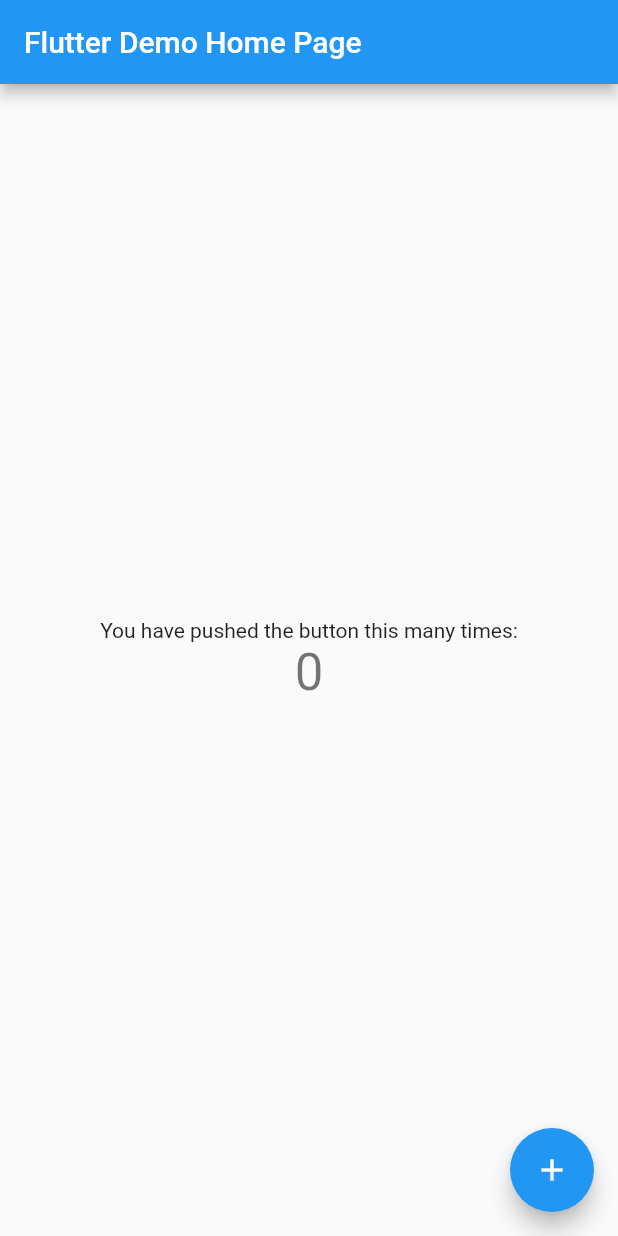
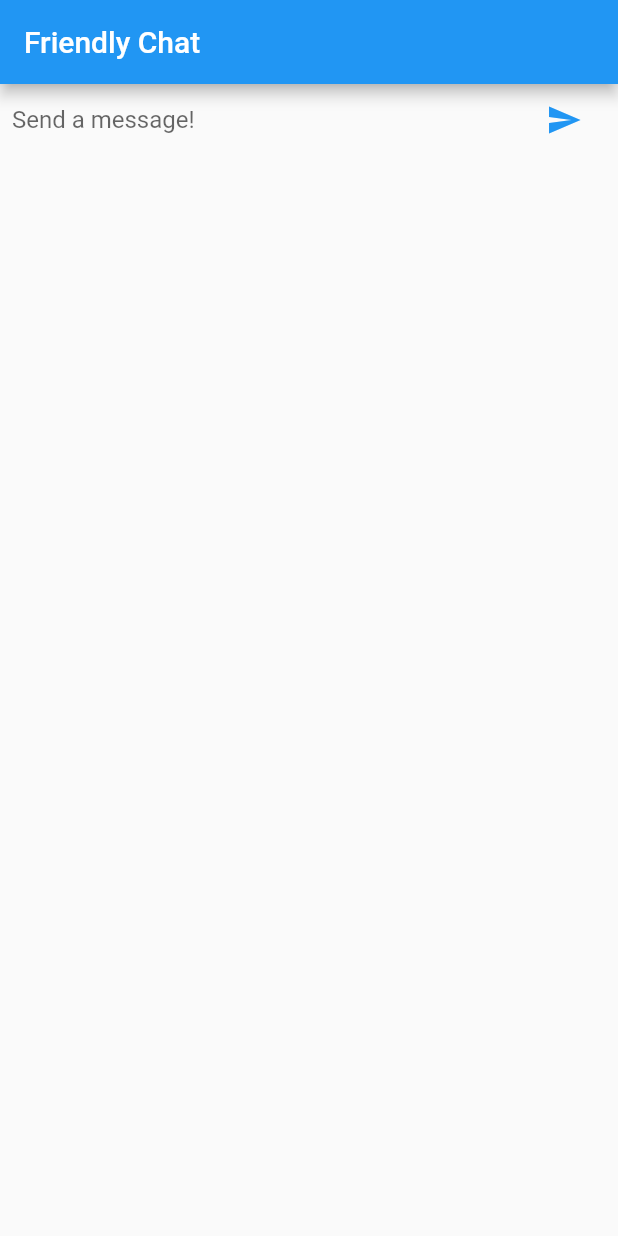
Before and after one commit to Wissa-Azmy/FriendlyChat, a Flutter app: the screen it shows after launch, on a phone screen of 412 x 824 dp. Run offline on Flutter 3.47's test engine with Material 2 defaults, Android fonts, the phone set to English and light mode, and no system bars.

Commit message:
Add TextField and Send button

```diff
--- a/lib/main.dart
+++ b/lib/main.dart
@@ -1,111 +1,65 @@
 import 'package:flutter/material.dart';
 
-void main() => runApp(MyApp());
+void main() => runApp(FriendlyChat());
 
-class MyApp extends StatelessWidget {
-  // This widget is the root of your application.
+class FriendlyChat extends StatelessWidget {
   @override
   Widget build(BuildContext context) {
+    // TODO: implement build
     return MaterialApp(
-      title: 'Flutter Demo',
-      theme: ThemeData(
-        // This is the theme of your application.
-        //
-        // Try running your application with "flutter run". You'll see the
-        // application has a blue toolbar. Then, without quitting the app, try
-        // changing the primarySwatch below to Colors.green and then invoke
-        // "hot reload" (press "r" in the console where you ran "flutter run",
-        // or simply save your changes to "hot reload" in a Flutter IDE).
-        // Notice that the counter didn't reset back to zero; the application
-        // is not restarted.
-        primarySwatch: Colors.blue,
-      ),
-      home: MyHomePage(title: 'Flutter Demo Home Page'),
+      title: "Friendly Chat",
+      home: ChatScreen()
     );
   }
 }
 
-class MyHomePage extends StatefulWidget {
-  MyHomePage({Key key, this.title}) : super(key: key);
-
-  // This widget is the home page of your application. It is stateful, meaning
-  // that it has a State object (defined below) that contains fields that affect
-  // how it looks.
-
-  // This class is the configuration for the state. It holds the values (in this
-  // case the title) provided by the parent (in this case the App widget) and
-  // used by the build method of the State. Fields in a Widget subclass are
-  // always marked "final".
-
-  final String title;
-
+class ChatScreen extends StatefulWidget {
   @override
-  _MyHomePageState createState() => _MyHomePageState();
+  State<StatefulWidget> createState() => ChatScreenState();
 }
 
-class _MyHomePageState extends State<MyHomePage> {
-  int _counter = 0;
+class ChatScreenState extends State<ChatScreen> {
+  final _textFieldController = TextEditingController();
 
-  void _incrementCounter() {
-    setState(() {
-      // This call to setState tells the Flutter framework that something has
-      // changed in this State, which causes it to rerun the build method below
-      // so that the display can reflect the updated values. If we changed
-      // _counter without calling setState(), then the build method would not be
-      // called again, and so nothing would appear to happen.
-      _counter++;
-    });
+  _handleSubmission(String text){
+    _textFieldController.clear();
+  }
+
+  _buildTextFieldComposer() {
+    return IconTheme(
+      data: IconThemeData(color: Theme.of(context).accentColor),
+      child: Container(
+        margin: EdgeInsets.symmetric(horizontal: 8.0),
+        child: Row(
+          children: <Widget>[
+            Flexible(
+              child: TextField(
+                controller: _textFieldController,
+                onSubmitted: _handleSubmission,
+                decoration: InputDecoration.collapsed(hintText: "Send a message!"),
+              ),
+            ),
+            Container(
+              margin: EdgeInsets.symmetric(horizontal: 4.0),
+              child: IconButton(
+                  icon: Icon(Icons.send),
+                  onPressed: () => _handleSubmission(_textFieldController.text)
+              ),
+            )
+          ],
+        ),
+      ),
+    );
   }
 
   @override
   Widget build(BuildContext context) {
-    // This method is rerun every time setState is called, for instance as done
-    // by the _incrementCounter method above.
-    //
-    // The Flutter framework has been optimized to make rerunning build methods
-    // fast, so that you can just rebuild anything that needs updating rather
-    // than having to individually change instances of widgets.
+    // TODO: implement build
     return Scaffold(
       appBar: AppBar(
-        // Here we take the value from the MyHomePage object that was created by
-        // the App.build method, and use it to set our appbar title.
-        title: Text(widget.title),
+        title: Text("Friendly Chat"),
       ),
-      body: Center(
-        // Center is a layout widget. It takes a single child and positions it
-        // in the middle of the parent.
-        child: Column(
-          // Column is also layout widget. It takes a list of children and
-          // arranges them vertically. By default, it sizes itself to fit its
-          // children horizontally, and tries to be as tall as its parent.
-          //
-          // Invoke "debug painting" (press "p" in the console, choose the
-          // "Toggle Debug Paint" action from the Flutter Inspector in Android
-          // Studio, or the "Toggle Debug Paint" command in Visual Studio Code)
-          // to see the wireframe for each widget.
-          //
-          // Column has various properties to control how it sizes itself and
-          // how it positions its children. Here we use mainAxisAlignment to
-          // center the children vertically; the main axis here is the vertical
-          // axis because Columns are vertical (the cross axis would be
-          // horizontal).
-          mainAxisAlignment: MainAxisAlignment.center,
-          children: <Widget>[
-            Text(
-              'You have pushed the button this many times:',
-            ),
-            Text(
-              '$_counter',
-              style: Theme.of(context).textTheme.display1,
-            ),
-          ],
-        ),
-      ),
-      floatingActionButton: FloatingActionButton(
-        onPressed: _incrementCounter,
-        tooltip: 'Increment',
-        child: Icon(Icons.add),
-      ), // This trailing comma makes auto-formatting nicer for build methods.
+      body: _buildTextFieldComposer(),
     );
   }
 }
```
